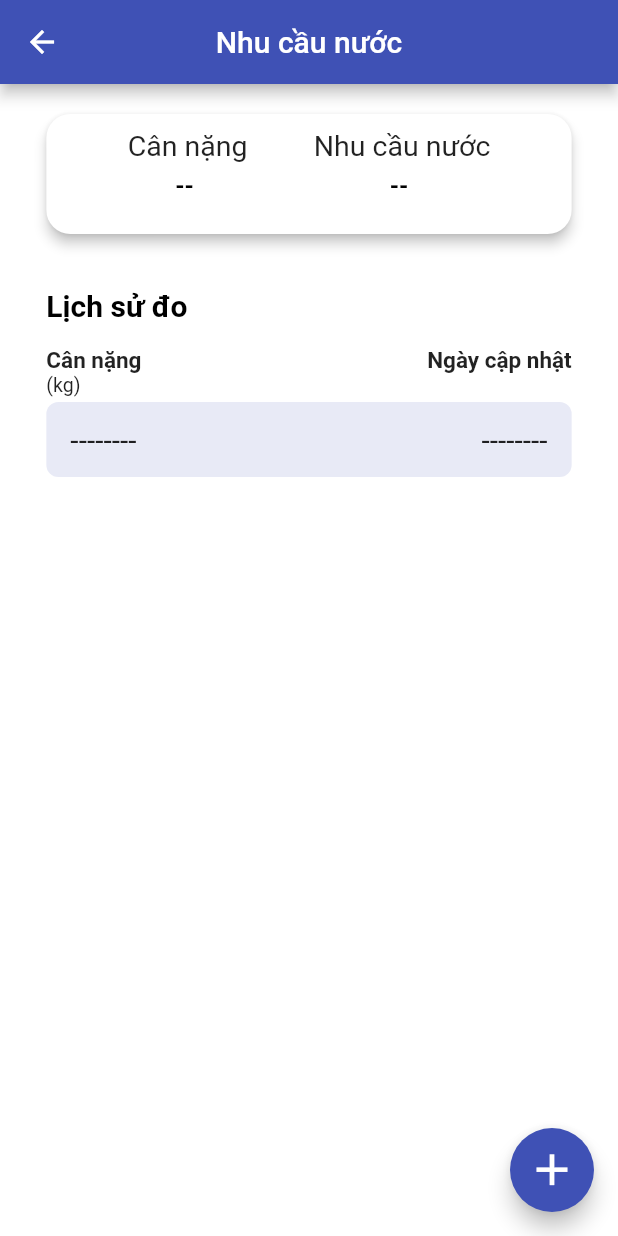
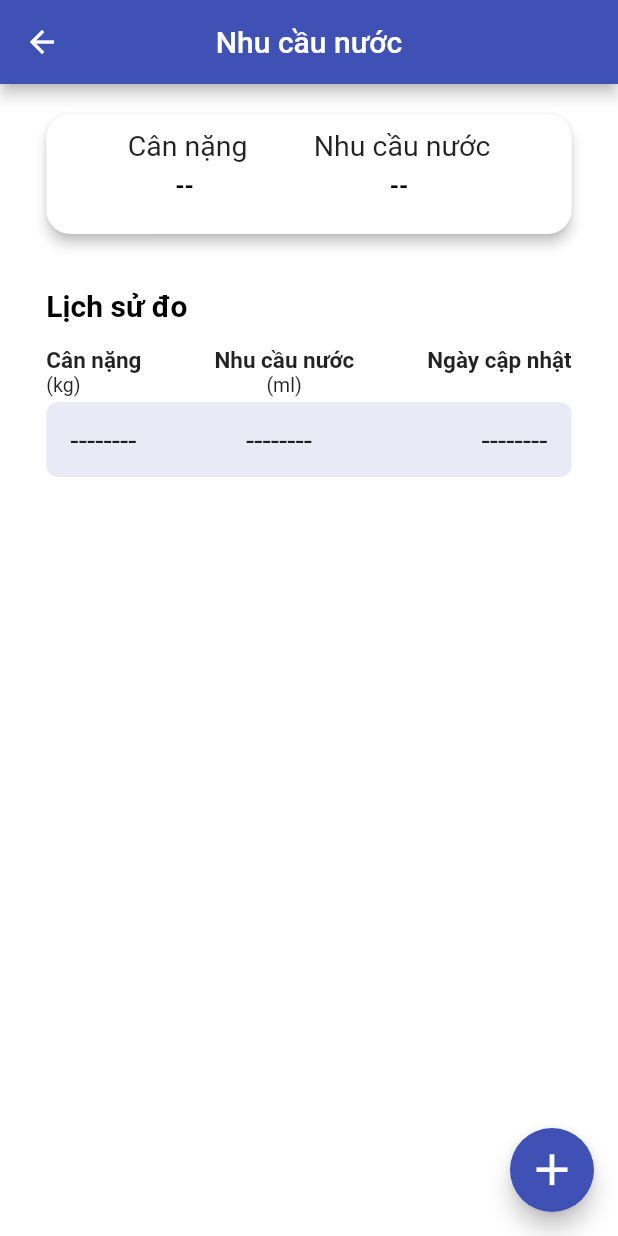
Before and after one commit to bacuong31/HealthCare, a Flutter app: the WaterConsumptionScreen screen opened directly, on a phone screen of 412 x 824 dp. Run offline on Flutter 3.47's test engine with Material 2 defaults, Android fonts, the phone set to English and light mode, and no system bars; our stand-ins replace cloud_firestore, firebase_auth, firebase_core, firebase_storage, google_sign_in, image_picker and 1 more; missing offline and left inert: flutter_login_facebook; accounts and stored records are empty.

Commit message:
Water consumption screen finished

```diff
--- a/lib/RegulationSreen/water_screen.dart
+++ b/lib/RegulationSreen/water_screen.dart
@@ -7,8 +7,6 @@ import 'package:flutter/services.dart';
 import 'package:health_care/constants.dart';
 
 import '../main.dart';
-
-//TODO: timer push notification to measurement
 
 class ChiSoNuoc {
   final int luongNuoc;
@@ -47,13 +45,8 @@ class WaterConsumptionScreen extends StatefulWidget {
 class _WaterConsumptionScreenState extends State<WaterConsumptionScreen> {
   List<ChiSoNuoc> listChiSoNuoc = [];
 
-  //TODO: Lời khuyên cho nước
   List<String> loiKhuyen = [
-    "Huyết áp của bạn đang ở mức thấp. Hãy bổ sung nước và đường cho cơ thể",
-    "Huyết áp của bạn đang ở mức lý tưởng. Hãy đo lại huyết áp sau 1 tháng",
-    "Huyết áp của bạn đang rất ổn định. Hãy đo lại huyết áp sau 1 tháng",
-    "Bạn đang có bệnh lý về huyết áp. Hãy liên hệ với bác sĩ để được tư vấn và điều trị",
-    "Nguy hiểm! Huyết áp của bạn đang rất cao. Hãy đến cơ sở y tế gần nhất để kiểm tra và điều trị"
+    "Huyết áp của bạn đang ở mức thấp. Hãy bổ sung nước và đường cho cơ thể"
   ];
 
   @override
@@ -130,9 +123,6 @@ class _WaterConsumptionScreenState extends State<WaterConsumptionScreen> {
       ),
       body: StreamBuilder<List<ChiSoNuoc>>(
           stream: _getChiSoNuoc(),
-
-          initialData: null,
-
           builder: (context, snapshot) {
             if (snapshot.hasError) {
               print(snapshot);
@@ -146,7 +136,6 @@ class _WaterConsumptionScreenState extends State<WaterConsumptionScreen> {
               children: <Widget>[
                 Container(height: defaultPadding),
                 Center(
-                  //TODO: Xử lý phân biệt màn hình
                   child: Card(
                     elevation: 3.5,
                     shape: RoundedRectangleBorder(
@@ -193,11 +182,10 @@ class _WaterConsumptionScreenState extends State<WaterConsumptionScreen> {
                                     buildChiSo(
                                       "Nhu cầu nước",
                                       listChiSoNuoc.last.luongNuoc.toString(),
-                                      "lít",
+                                      "ml",
                                     ),
                                   ],
                                 ),
-                                //TODO: Thông tin Text này dựa trên màn hình
                                 RichText(
                                   text: TextSpan(
                                     children: <TextSpan>[
@@ -221,7 +209,6 @@ class _WaterConsumptionScreenState extends State<WaterConsumptionScreen> {
                                     ],
                                   ),
                                 ),
-
                                 MaterialButton(
                                   materialTapTargetSize:
                                       MaterialTapTargetSize.shrinkWrap,
@@ -279,8 +266,8 @@ class _WaterConsumptionScreenState extends State<WaterConsumptionScreen> {
                                                   "canNang":
                                                       int.parse(_newCanNang),
                                                   "luongNuoc":
-                                                      int.parse(_newCanNang) *
-                                                          31,
+                                                      int.parse(_newCanNang) /
+                                                          10,
                                                   "timestamp": DateTime.now(),
                                                 });
                                               },
@@ -347,16 +334,43 @@ class _WaterConsumptionScreenState extends State<WaterConsumptionScreen> {
                                   fontWeight: FontWeight.bold, fontSize: 15.0),
                             ),
                             Text(
+                              "Nhu cầu nước",
+                              style: TextStyle(
+                                  fontWeight: FontWeight.bold, fontSize: 15.0),
+                            ),
+                            Text(
                               "Ngày cập nhật",
                               style: TextStyle(
                                   fontWeight: FontWeight.bold, fontSize: 15.0),
                             ),
                           ],
                         ),
-                        Text(
-                          "(kg)",
-                          style: TextStyle(
-                              fontWeight: FontWeight.normal, fontSize: 13.0),
+                        Row(
+                          mainAxisAlignment: MainAxisAlignment.spaceBetween,
+                          children: [
+                            Text(
+                              "(kg)",
+                              style: TextStyle(
+                                  fontWeight: FontWeight.normal,
+                                  fontSize: 13.0),
+                            ),
+                            Transform(
+                              transform:
+                                  Matrix4.translationValues(-28, 0.0, 0.0),
+                              child: Text(
+                                "(ml)",
+                                style: TextStyle(
+                                    fontWeight: FontWeight.normal,
+                                    fontSize: 13.0),
+                              ),
+                            ),
+                            Text(
+                              "",
+                              style: TextStyle(
+                                  fontWeight: FontWeight.normal,
+                                  fontSize: 13.0),
+                            ),
+                          ],
                         ),
                         listChiSoNuoc.length == 0
                             ? Container(
@@ -378,6 +392,11 @@ class _WaterConsumptionScreenState extends State<WaterConsumptionScreen> {
                                   children: [
                                     Text("--------",
                                         style: TextStyle(fontSize: 20)),
+                                    Transform(
+                                      transform: Matrix4.translationValues(-20.0, 0, 0),
+                                      child: Text("--------",
+                                          style: TextStyle(fontSize: 20)),
+                                    ),
                                     Text("--------",
                                         style: TextStyle(fontSize: 20)),
                                   ],
@@ -409,19 +428,20 @@ class _WaterConsumptionScreenState extends State<WaterConsumptionScreen> {
                                       children: listChiSoNuoc.length >= 3
                                           ? [
                                               Text(
-                                                listChiSoNuoc[listChiSoNuoc
-                                                                .length -
+                                                listChiSoNuoc[
+                                                        listChiSoNuoc.length -
                                                             3 +
                                                             index]
-                                                        .luongNuoc
-                                                        .toString() +
-                                                    "/" +
-                                                    listChiSoNuoc[listChiSoNuoc
-                                                                .length -
+                                                    .canNang
+                                                    .toString(),
+                                              ),
+                                              Text(
+                                                listChiSoNuoc[
+                                                        listChiSoNuoc.length -
                                                             3 +
                                                             index]
-                                                        .canNang
-                                                        .toString(),
+                                                    .luongNuoc
+                                                    .toString(),
                                               ),
                                               Text(listChiSoNuoc[
                                                       listChiSoNuoc.length -
@@ -435,12 +455,16 @@ class _WaterConsumptionScreenState extends State<WaterConsumptionScreen> {
                                           : [
                                               Text(
                                                 listChiSoNuoc[index]
-                                                        .luongNuoc
-                                                        .toString() +
-                                                    "/" +
-                                                    listChiSoNuoc[index]
-                                                        .canNang
-                                                        .toString(),
+                                                    .canNang
+                                                    .toString(),
+                                              ),
+                                              Transform(
+                                                transform: Matrix4.translationValues(12, 0.0, 0.0),
+                                                child: Text(
+                                                  listChiSoNuoc[index]
+                                                      .luongNuoc
+                                                      .toString(),
+                                                ),
                                               ),
                                               Text(listChiSoNuoc[index]
                                                   .ngayCapNhat
@@ -451,7 +475,7 @@ class _WaterConsumptionScreenState extends State<WaterConsumptionScreen> {
                                     ),
                                   );
                                 },
-                              ) //TODO: change to StreamBuilder later ?
+                              )
                       ],
                     ),
                   ),
@@ -464,8 +488,9 @@ class _WaterConsumptionScreenState extends State<WaterConsumptionScreen> {
   }
 
   Container buildLoiKhuyen(BuildContext context, int _canNang) {
-    Color selectionColor = null;
-    String suggestion = "Yuul B.Alwright";
+    Color selectionColor = Colors.green[200];
+    String soLy = (_canNang/11).round().toString();
+    String suggestion = "Mỗi ngày bạn nên uống khoảng $soLy cốc nước đầy để cơ thể khỏe mạnh";
 
     return Container(
       decoration: BoxDecoration(
@@ -482,7 +507,7 @@ class _WaterConsumptionScreenState extends State<WaterConsumptionScreen> {
           Text(
             suggestion,
             style: TextStyle(
-              color: Colors.white,
+              color: Colors.black,
               fontSize: 19.0,
             ),
           ),
```
